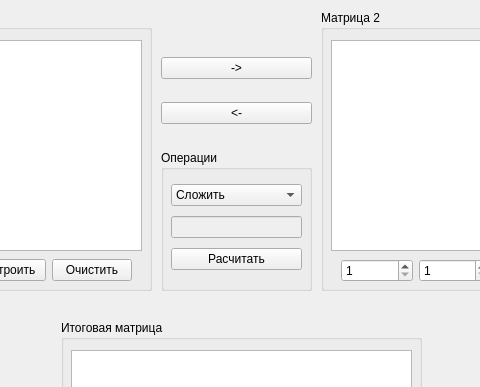
Qt form mainwindow.ui (TyPaporotnyk/matrix-calculator) before a commit; both pictures show x 219 to 699 and y 0 to 387 of the 911 by 691 pixel window.
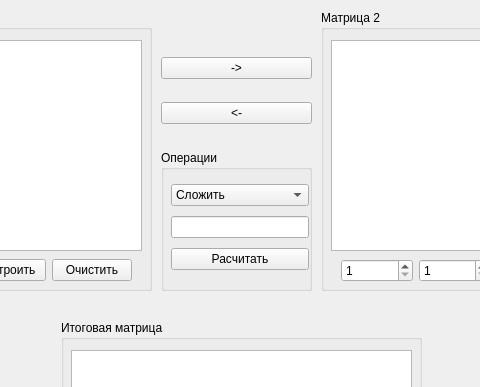
The same form after that commit.

```diff
--- a/mainwindow.ui
+++ b/mainwindow.ui
@@ -240,7 +240,7 @@
       <rect>
        <x>10</x>
        <y>30</y>
-       <width>131</width>
+       <width>138</width>
        <height>95</height>
       </rect>
      </property>
@@ -292,7 +292,7 @@
       <item row="1" column="0">
        <widget class="QLineEdit" name="numLine">
         <property name="enabled">
-         <bool>false</bool>
+         <bool>true</bool>
         </property>
        </widget>
       </item>
```
